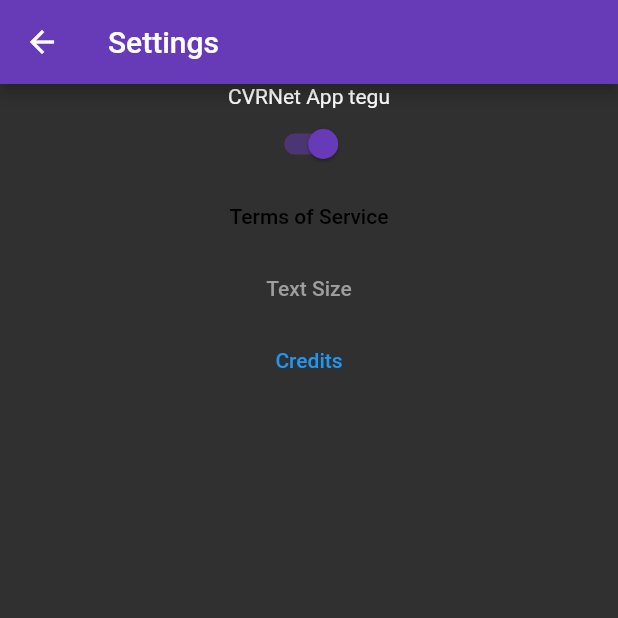
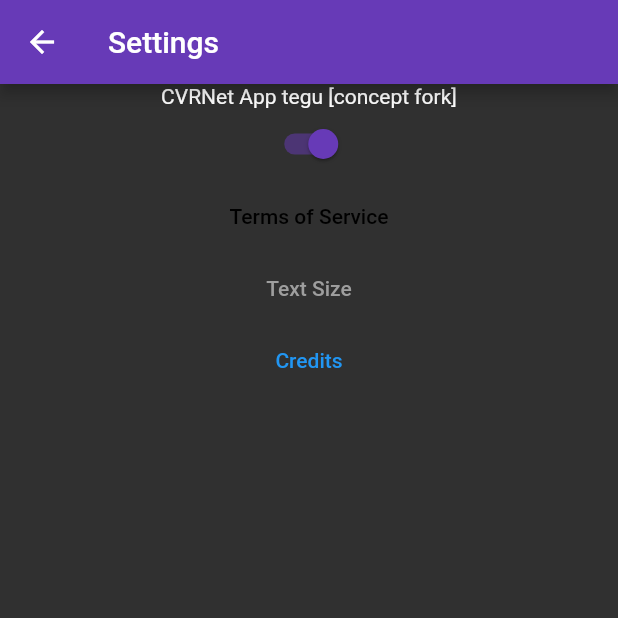
Before and after one commit to SubsurfaceStudios/CVR-App, a Flutter app: the Settings screen opened directly, on a phone screen of 412 x 824 dp, the top half of it. Run offline on Flutter 3.47's test engine with Material 2 defaults, Android fonts, the phone set to English and light mode, and no system bars; our stand-ins replace adaptive_dialog, shared_preferences; accounts and stored records are empty.

Commit message:
more into the shadow realm
:)

```diff
--- a/flutter/lib/settings.dart
+++ b/flutter/lib/settings.dart
@@ -29,7 +29,7 @@ class _HomePageState extends State<Settings> {
     return new Center(
       child: Column(
         children: [
-          Text("CVRNet App tegu"),
+          Text("CVRNet App tegu [concept fork]"),
           Switch.adaptive(
               value: themeProvider.isDarkMode,
               onChanged: (value) {
--- a/flutter/lib/templates/pagetwo copy 6.dart
+++ b/flutter/lib/templates/pagetwo copy 6.dart
@@ -1,5 +1,5 @@
 import 'package:flutter/material.dart';
-import 'main.dart';
+import '/main.dart';
 
 class FeedPage extends StatefulWidget {
   FeedPage({Key? key}) : super(key: key);
@@ -21,8 +21,7 @@ class _HomePageState extends State<FeedPage> {
 
   Widget _body() {
     return new Center(
-      child:
-      Column(
+      child: Column(
         children: [
           Text("Photo Feed goes here"),
           TextButton(
--- a/flutter/lib/templates/pagetwo copy.dart
+++ b/flutter/lib/templates/pagetwo copy.dart
@@ -1,5 +1,5 @@
 import 'package:flutter/material.dart';
-import 'main.dart';
+import '/main.dart';
 
 class FeedPage extends StatefulWidget {
   FeedPage({Key? key}) : super(key: key);
@@ -21,8 +21,7 @@ class _HomePageState extends State<FeedPage> {
 
   Widget _body() {
     return new Center(
-      child:
-      Column(
+      child: Column(
         children: [
           Text("Photo Feed goes here"),
           TextButton(
```
